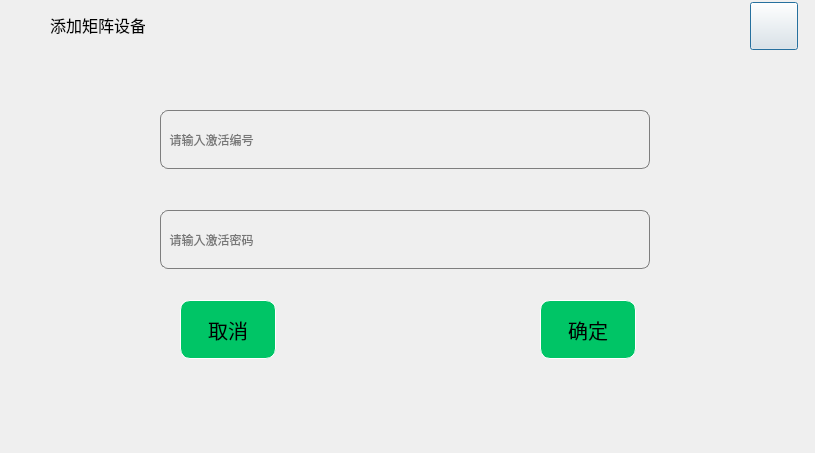
huangjingpei/myobs, file UI/gbs/bizWidgets/GBSAddBroker.ui: the form before one commit.
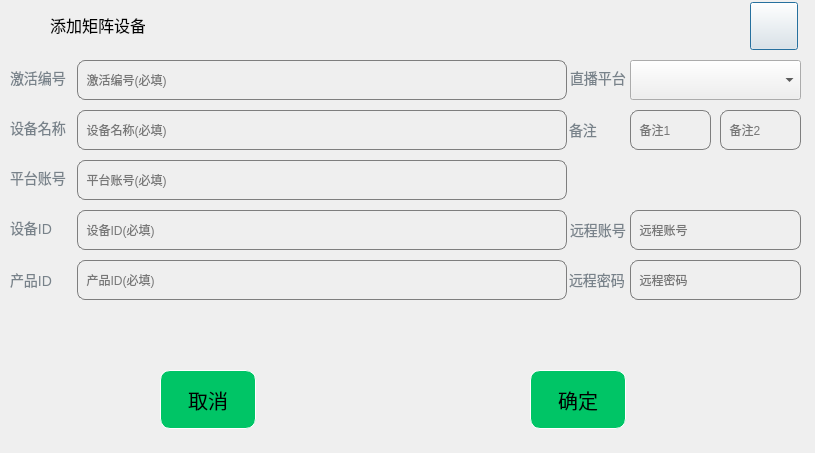
The form after the commit. Icons and pictures are not drawn.

Diff of the .ui file:
```diff
--- a/UI/gbs/bizWidgets/GBSAddBroker.ui
+++ b/UI/gbs/bizWidgets/GBSAddBroker.ui
@@ -77,10 +77,10 @@
    <widget class="QLineEdit" name="leActiveNo">
     <property name="geometry">
      <rect>
-      <x>170</x>
-      <y>60</y>
+      <x>87</x>
+      <y>10</y>
       <width>490</width>
-      <height>59</height>
+      <height>40</height>
      </rect>
     </property>
     <property name="styleSheet">
@@ -88,54 +88,57 @@
 border: 1px solid  #7E7E7E;
 border-radius: 8px;
 </string>
-    </property>
-    <property name="placeholderText">
-     <string>  请输入激活编号</string>
-    </property>
-   </widget>
-   <widget class="QLineEdit" name="leRecordCache_2">
-    <property name="geometry">
-     <rect>
-      <x>170</x>
-      <y>160</y>
-      <width>490</width>
-      <height>59</height>
-     </rect>
-    </property>
-    <property name="styleSheet">
-     <string notr="true">background-color:transparent;
-border: 1px solid  #7E7E7E;
-border-radius: 8px;
-</string>
-    </property>
-    <property name="placeholderText">
-     <string>  请输入激活密码</string>
-    </property>
-   </widget>
-   <widget class="QPushButton" name="btnCancel">
-    <property name="geometry">
-     <rect>
-      <x>550</x>
-      <y>250</y>
-      <width>96</width>
-      <height>59</height>
-     </rect>
-    </property>
-    <property name="styleSheet">
-     <string notr="true">background-color:#00C566;
-border: 1px solid white;
-border-radius:10px;
-font-size:20px;</string>
     </property>
     <property name="text">
-     <string>确定</string>
+     <string/>
+    </property>
+    <property name="placeholderText">
+     <string>  激活编号(必填)</string>
+    </property>
+   </widget>
+   <widget class="QLineEdit" name="leDeviceName">
+    <property name="geometry">
+     <rect>
+      <x>87</x>
+      <y>60</y>
+      <width>490</width>
+      <height>40</height>
+     </rect>
+    </property>
+    <property name="styleSheet">
+     <string notr="true">background-color:transparent;
+border: 1px solid  #7E7E7E;
+border-radius: 8px;
+</string>
+    </property>
+    <property name="placeholderText">
+     <string>  设备名称(必填)</string>
     </property>
    </widget>
    <widget class="QPushButton" name="btnOK">
     <property name="geometry">
      <rect>
-      <x>190</x>
-      <y>250</y>
+      <x>540</x>
+      <y>320</y>
+      <width>96</width>
+      <height>59</height>
+     </rect>
+    </property>
+    <property name="styleSheet">
+     <string notr="true">background-color:#00C566;
+border: 1px solid white;
+border-radius:10px;
+font-size:20px;</string>
+    </property>
+    <property name="text">
+     <string>确定</string>
+    </property>
+   </widget>
+   <widget class="QPushButton" name="btnCancel">
+    <property name="geometry">
+     <rect>
+      <x>170</x>
+      <y>320</y>
       <width>96</width>
       <height>59</height>
      </rect>
@@ -150,6 +153,302 @@
      <string>取消</string>
     </property>
    </widget>
+   <widget class="QLineEdit" name="lePlatformAccount">
+    <property name="geometry">
+     <rect>
+      <x>87</x>
+      <y>110</y>
+      <width>490</width>
+      <height>40</height>
+     </rect>
+    </property>
+    <property name="styleSheet">
+     <string notr="true">background-color:transparent;
+border: 1px solid  #7E7E7E;
+border-radius: 8px;
+</string>
+    </property>
+    <property name="placeholderText">
+     <string>  平台账号(必填)</string>
+    </property>
+   </widget>
+   <widget class="QLineEdit" name="leDeviceNo">
+    <property name="geometry">
+     <rect>
+      <x>87</x>
+      <y>160</y>
+      <width>490</width>
+      <height>40</height>
+     </rect>
+    </property>
+    <property name="styleSheet">
+     <string notr="true">background-color:transparent;
+border: 1px solid  #7E7E7E;
+border-radius: 8px;
+</string>
+    </property>
+    <property name="placeholderText">
+     <string>  设备ID(必填)</string>
+    </property>
+   </widget>
+   <widget class="QLineEdit" name="leProductNo">
+    <property name="geometry">
+     <rect>
+      <x>87</x>
+      <y>210</y>
+      <width>490</width>
+      <height>40</height>
+     </rect>
+    </property>
+    <property name="styleSheet">
+     <string notr="true">background-color:transparent;
+border: 1px solid  #7E7E7E;
+border-radius: 8px;
+</string>
+    </property>
+    <property name="placeholderText">
+     <string>  产品ID(必填)</string>
+    </property>
+   </widget>
+   <widget class="QLabel" name="label_2">
+    <property name="geometry">
+     <rect>
+      <x>20</x>
+      <y>20</y>
+      <width>61</width>
+      <height>16</height>
+     </rect>
+    </property>
+    <property name="styleSheet">
+     <string notr="true">color: #78828A;
+font-size: 14px;</string>
+    </property>
+    <property name="text">
+     <string>激活编号</string>
+    </property>
+   </widget>
+   <widget class="QLabel" name="label_3">
+    <property name="geometry">
+     <rect>
+      <x>20</x>
+      <y>70</y>
+      <width>61</width>
+      <height>16</height>
+     </rect>
+    </property>
+    <property name="styleSheet">
+     <string notr="true">color: #78828A;
+font-size: 14px;</string>
+    </property>
+    <property name="text">
+     <string>设备名称</string>
+    </property>
+   </widget>
+   <widget class="QLabel" name="label_4">
+    <property name="geometry">
+     <rect>
+      <x>20</x>
+      <y>120</y>
+      <width>61</width>
+      <height>16</height>
+     </rect>
+    </property>
+    <property name="styleSheet">
+     <string notr="true">color: #78828A;
+font-size: 14px;</string>
+    </property>
+    <property name="text">
+     <string>平台账号</string>
+    </property>
+   </widget>
+   <widget class="QLabel" name="label_5">
+    <property name="geometry">
+     <rect>
+      <x>20</x>
+      <y>170</y>
+      <width>61</width>
+      <height>16</height>
+     </rect>
+    </property>
+    <property name="styleSheet">
+     <string notr="true">color: #78828A;
+font-size: 14px;</string>
+    </property>
+    <property name="text">
+     <string>设备ID</string>
+    </property>
+   </widget>
+   <widget class="QLabel" name="label_6">
+    <property name="geometry">
+     <rect>
+      <x>20</x>
+      <y>220</y>
+      <width>61</width>
+      <height>20</height>
+     </rect>
+    </property>
+    <property name="styleSheet">
+     <string notr="true">color: #78828A;
+font-size: 14px;</string>
+    </property>
+    <property name="text">
+     <string>产品ID</string>
+    </property>
+   </widget>
+   <widget class="QComboBox" name="comboBox">
+    <property name="geometry">
+     <rect>
+      <x>640</x>
+      <y>10</y>
+      <width>171</width>
+      <height>40</height>
+     </rect>
+    </property>
+   </widget>
+   <widget class="QLabel" name="label_7">
+    <property name="geometry">
+     <rect>
+      <x>580</x>
+      <y>20</y>
+      <width>61</width>
+      <height>16</height>
+     </rect>
+    </property>
+    <property name="styleSheet">
+     <string notr="true">color: #78828A;
+font-size: 14px;</string>
+    </property>
+    <property name="text">
+     <string>直播平台</string>
+    </property>
+   </widget>
+   <widget class="QLabel" name="label_8">
+    <property name="geometry">
+     <rect>
+      <x>579</x>
+      <y>70</y>
+      <width>61</width>
+      <height>20</height>
+     </rect>
+    </property>
+    <property name="styleSheet">
+     <string notr="true">color: #78828A;
+font-size: 14px;</string>
+    </property>
+    <property name="text">
+     <string>备注</string>
+    </property>
+   </widget>
+   <widget class="QLineEdit" name="leRemark1">
+    <property name="geometry">
+     <rect>
+      <x>640</x>
+      <y>60</y>
+      <width>81</width>
+      <height>40</height>
+     </rect>
+    </property>
+    <property name="styleSheet">
+     <string notr="true">background-color:transparent;
+border: 1px solid  #7E7E7E;
+border-radius: 8px;
+</string>
+    </property>
+    <property name="placeholderText">
+     <string>  备注1</string>
+    </property>
+   </widget>
+   <widget class="QLineEdit" name="leRemark2">
+    <property name="geometry">
+     <rect>
+      <x>730</x>
+      <y>60</y>
+      <width>81</width>
+      <height>40</height>
+     </rect>
+    </property>
+    <property name="styleSheet">
+     <string notr="true">background-color:transparent;
+border: 1px solid  #7E7E7E;
+border-radius: 8px;
+</string>
+    </property>
+    <property name="placeholderText">
+     <string>  备注2</string>
+    </property>
+   </widget>
+   <widget class="QLineEdit" name="leRemoteAccount">
+    <property name="geometry">
+     <rect>
+      <x>640</x>
+      <y>160</y>
+      <width>171</width>
+      <height>40</height>
+     </rect>
+    </property>
+    <property name="styleSheet">
+     <string notr="true">background-color:transparent;
+border: 1px solid  #7E7E7E;
+border-radius: 8px;
+</string>
+    </property>
+    <property name="placeholderText">
+     <string>  远程账号</string>
+    </property>
+   </widget>
+   <widget class="QLabel" name="label_9">
+    <property name="geometry">
+     <rect>
+      <x>580</x>
+      <y>170</y>
+      <width>61</width>
+      <height>20</height>
+     </rect>
+    </property>
+    <property name="styleSheet">
+     <string notr="true">color: #78828A;
+font-size: 14px;</string>
+    </property>
+    <property name="text">
+     <string>远程账号</string>
+    </property>
+   </widget>
+   <widget class="QLineEdit" name="leRemotePassword">
+    <property name="geometry">
+     <rect>
+      <x>640</x>
+      <y>210</y>
+      <width>171</width>
+      <height>40</height>
+     </rect>
+    </property>
+    <property name="styleSheet">
+     <string notr="true">background-color:transparent;
+border: 1px solid  #7E7E7E;
+border-radius: 8px;
+</string>
+    </property>
+    <property name="placeholderText">
+     <string>  远程密码</string>
+    </property>
+   </widget>
+   <widget class="QLabel" name="label_10">
+    <property name="geometry">
+     <rect>
+      <x>579</x>
+      <y>220</y>
+      <width>61</width>
+      <height>20</height>
+     </rect>
+    </property>
+    <property name="styleSheet">
+     <string notr="true">color: #78828A;
+font-size: 14px;</string>
+    </property>
+    <property name="text">
+     <string>远程密码</string>
+    </property>
+   </widget>
   </widget>
  </widget>
  <resources>
```
Left out of the diff: 2 changed lines with no effect on the pictures.
